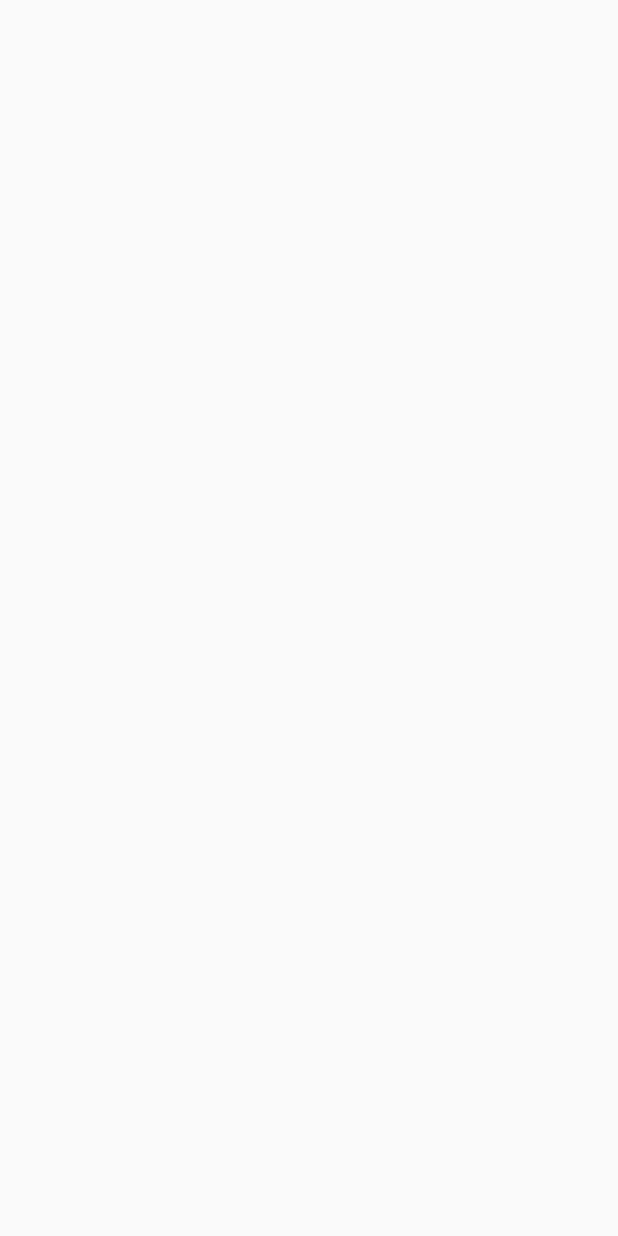
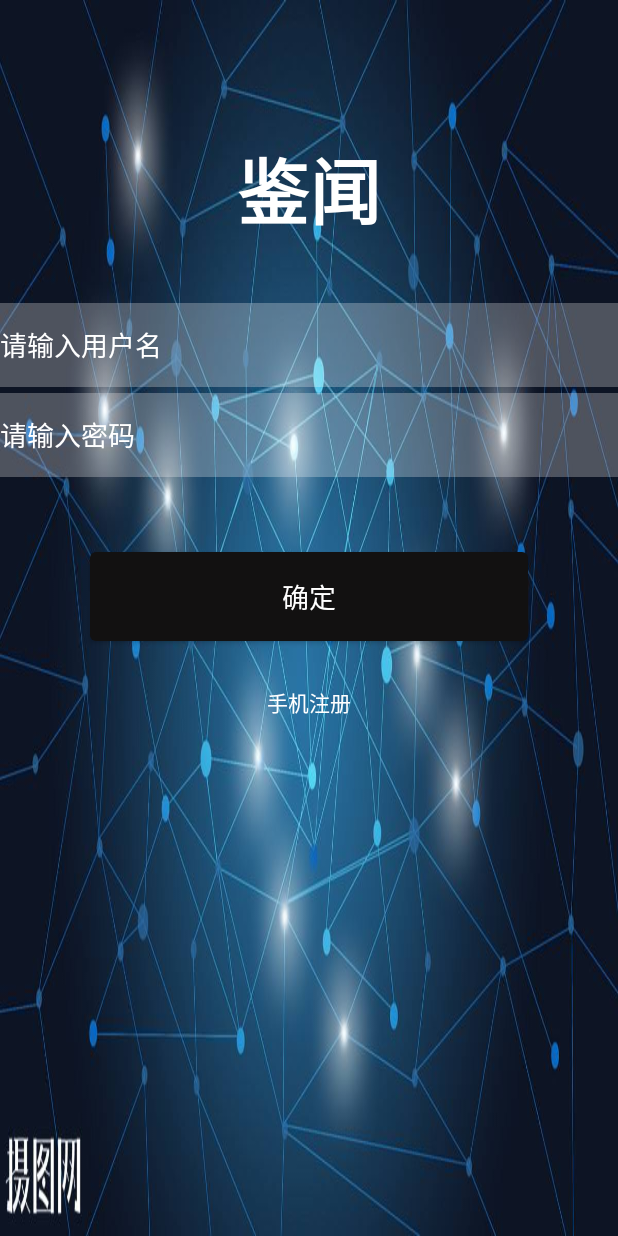
Before and after one commit to Unintelligibility/RealityApp, an Android app: the screen it shows after launch (LoginActivity), on a phone screen of 412 x 824 dp. Before the commit the screen is empty. Run offline under Robolectric (Android 15) with nearby library versions, the light colour scheme and no system bars.

Commit message:
登录界面框架搭建和跳转

```diff
--- a/app/src/main/AndroidManifest.xml
+++ b/app/src/main/AndroidManifest.xml
@@ -11,7 +11,8 @@
         android:roundIcon="@mipmap/ic_launcher_round"
         android:supportsRtl="true"
         android:theme="@style/AppTheme">
-        <activity android:name=".SplashActivity"
+        <activity
+            android:name=".SplashActivity"
             android:theme="@style/AppTheme_FullScreen">
             <intent-filter>
                 <action android:name="android.intent.action.MAIN" />
@@ -20,7 +21,9 @@
             </intent-filter>
         </activity>
         <activity android:name=".MainActivity" />
-        <activity android:name=".LoginActivity"></activity>
+        <activity android:name=".LoginActivity" />
+        <activity android:name=".FirstPageActivity" />
+        <activity android:name=".RegisterActivity"></activity>
     </application>
 
 </manifest>
--- /dev/null
+++ b/app/src/main/java/com/reality/realityapp/FirstPageActivity.java
@@ -0,0 +1,13 @@
+package com.reality.realityapp;
+
+import android.support.v7.app.AppCompatActivity;
+import android.os.Bundle;
+
+public class FirstPageActivity extends AppCompatActivity {
+
+    @Override
+    protected void onCreate(Bundle savedInstanceState) {
+        super.onCreate(savedInstanceState);
+        setContentView(R.layout.activity_first_page);
+    }
+}
--- a/app/src/main/java/com/reality/realityapp/LoginActivity.java
+++ b/app/src/main/java/com/reality/realityapp/LoginActivity.java
@@ -1,13 +1,62 @@
 package com.reality.realityapp;
 
+import android.content.Intent;
 import android.support.v7.app.AppCompatActivity;
 import android.os.Bundle;
+import android.view.View;
+import android.widget.Button;
+import android.widget.EditText;
+import android.widget.TextView;
 
 public class LoginActivity extends AppCompatActivity {
+
+    private EditText usernameEdt;
+    private EditText passwordEdt;
+    private Button loginBtn;
+    private TextView registerTv;
 
     @Override
     protected void onCreate(Bundle savedInstanceState) {
         super.onCreate(savedInstanceState);
         setContentView(R.layout.activity_login);
+
+        initView();
+        initEvent();
+
+    }
+
+    private void initView() {
+        usernameEdt = (EditText) findViewById(R.id.id_edt_username);
+        passwordEdt = (EditText) findViewById(R.id.id_edt_password);
+        loginBtn = (Button) findViewById(R.id.id_btn_login);
+        registerTv = (TextView) findViewById(R.id.id_tv_register);
+    }
+
+    private void initEvent() {
+        loginBtn.setOnClickListener(new View.OnClickListener() {
+            @Override
+            public void onClick(View v) {
+                // TODO 检测登录是否成功
+                toFirstPageActivity();
+            }
+        });
+
+        registerTv.setOnClickListener(new View.OnClickListener() {
+            @Override
+            public void onClick(View v) {
+                toRegisterActivity();
+            }
+        });
+    }
+
+    private void toFirstPageActivity() {
+        Intent intent = new Intent(this,FirstPageActivity.class);
+        startActivity(intent);
+        finish();
+    }
+
+    private void toRegisterActivity() {
+        Intent intent = new Intent(this,RegisterActivity.class);
+        startActivity(intent);
     }
 }
--- /dev/null
+++ b/app/src/main/java/com/reality/realityapp/RegisterActivity.java
@@ -0,0 +1,13 @@
+package com.reality.realityapp;
+
+import android.support.v7.app.AppCompatActivity;
+import android.os.Bundle;
+
+public class RegisterActivity extends AppCompatActivity {
+
+    @Override
+    protected void onCreate(Bundle savedInstanceState) {
+        super.onCreate(savedInstanceState);
+        setContentView(R.layout.activity_register);
+    }
+}
--- /dev/null
+++ b/app/src/main/res/drawable/btn_bg_black.xml
@@ -0,0 +1,16 @@
+<?xml version="1.0" encoding="utf-8"?>
+<selector xmlns:android="http://schemas.android.com/apk/res/android">
+    <item android:state_pressed="true">
+        <shape>
+            <solid android:color="@color/orange"></solid>
+            <corners android:radius="4dp"></corners>
+        </shape>
+    </item>
+
+    <item>
+        <shape>
+            <solid android:color="@color/black"></solid>
+            <corners android:radius="4dp"></corners>
+        </shape>
+    </item>
+</selector>
--- /dev/null
+++ b/app/src/main/res/layout/activity_first_page.xml
@@ -0,0 +1,9 @@
+<?xml version="1.0" encoding="utf-8"?>
+<android.support.constraint.ConstraintLayout xmlns:android="http://schemas.android.com/apk/res/android"
+    xmlns:app="http://schemas.android.com/apk/res-auto"
+    xmlns:tools="http://schemas.android.com/tools"
+    android:layout_width="match_parent"
+    android:layout_height="match_parent"
+    tools:context="com.reality.realityapp.FirstPageActivity">
+
+</android.support.constraint.ConstraintLayout>
--- a/app/src/main/res/layout/activity_login.xml
+++ b/app/src/main/res/layout/activity_login.xml
@@ -1,9 +1,66 @@
 <?xml version="1.0" encoding="utf-8"?>
-<android.support.constraint.ConstraintLayout xmlns:android="http://schemas.android.com/apk/res/android"
-    xmlns:app="http://schemas.android.com/apk/res-auto"
+<RelativeLayout xmlns:android="http://schemas.android.com/apk/res/android"
     xmlns:tools="http://schemas.android.com/tools"
     android:layout_width="match_parent"
     android:layout_height="match_parent"
+    android:background="@drawable/bg_example"
     tools:context="com.reality.realityapp.LoginActivity">
 
-</android.support.constraint.ConstraintLayout>
+    <TextView
+        android:id="@+id/id_tv_title"
+        android:layout_width="wrap_content"
+        android:layout_height="wrap_content"
+        android:layout_centerHorizontal="true"
+        android:text="鉴闻"
+        android:textColor="@color/white"
+        android:textSize="48dp"
+        android:textStyle="bold"
+        android:layout_marginTop="90dp"/>
+
+    <EditText
+        android:id="@+id/id_edt_username"
+        android:layout_width="match_parent"
+        android:layout_height="56dp"
+        android:layout_below="@+id/id_tv_title"
+        android:layout_marginTop="40dp"
+        android:background="@color/login_text_bg"
+        android:hint="@string/login_name_hint"
+        android:inputType="text"
+        android:textColorHint="@color/white"
+        android:textColor="@color/white"/>
+
+    <EditText
+        android:id="@+id/id_edt_password"
+        android:layout_width="match_parent"
+        android:layout_height="56dp"
+        android:layout_below="@+id/id_edt_username"
+        android:layout_marginTop="4dp"
+        android:background="@color/login_text_bg"
+        android:hint="@string/login_password_hint"
+        android:inputType="textWebPassword"
+        android:textColorHint="@color/white"
+        android:textColor="@color/white"/>
+
+    <Button
+        android:id="@+id/id_btn_login"
+        android:layout_width="match_parent"
+        android:layout_height="wrap_content"
+        android:layout_below="@+id/id_edt_password"
+        android:layout_marginLeft="60dp"
+        android:layout_marginRight="60dp"
+        android:layout_marginTop="50dp"
+        android:text="@string/login_submit"
+        style="@style/Button_Large_Black"
+        />
+
+    <TextView
+        android:id="@+id/id_tv_register"
+        android:layout_width="wrap_content"
+        android:layout_height="wrap_content"
+        android:layout_below="@+id/id_btn_login"
+        android:layout_centerHorizontal="true"
+        android:text="手机注册"
+        android:textColor="@color/white"
+        android:layout_marginTop="30dp"/>
+
+</RelativeLayout>
--- /dev/null
+++ b/app/src/main/res/layout/activity_register.xml
@@ -0,0 +1,9 @@
+<?xml version="1.0" encoding="utf-8"?>
+<android.support.constraint.ConstraintLayout xmlns:android="http://schemas.android.com/apk/res/android"
+    xmlns:app="http://schemas.android.com/apk/res-auto"
+    xmlns:tools="http://schemas.android.com/tools"
+    android:layout_width="match_parent"
+    android:layout_height="match_parent"
+    tools:context="com.reality.realityapp.RegisterActivity">
+
+</android.support.constraint.ConstraintLayout>
--- a/app/src/main/res/layout/activity_splash.xml
+++ b/app/src/main/res/layout/activity_splash.xml
@@ -15,7 +15,7 @@
             android:layout_width="match_parent"
             android:layout_height="0dp"
             android:layout_weight="1"
-            android:background="@drawable/example_start"></View>
+            android:background="@drawable/start_example"></View>
 
         <!--这个ImageView用来放置附属的解说图片，比如我们的谣言分析系统logo，视情况可以去除-->
         <ImageView
@@ -37,7 +37,7 @@
         android:paddingBottom="4dp"
         android:paddingLeft="12dp"
         android:paddingRight="12dp"
-        android:textColor="#FFFFFF"
+        android:textColor="@color/white"
         android:textSize="14dp"
         android:background="@drawable/btn_bg_skip"
         />
--- a/app/src/main/res/values/colors.xml
+++ b/app/src/main/res/values/colors.xml
@@ -3,4 +3,8 @@
     <color name="colorPrimary">#3F51B5</color>
     <color name="colorPrimaryDark">#303F9F</color>
     <color name="colorAccent">#FF4081</color>
+    <color name="white">#FFFFFF</color>
+    <color name="orange">#f15608</color>
+    <color name="login_text_bg">#44ffffff</color>
+    <color name="black">#121111</color>
 </resources>
--- a/app/src/main/res/values/strings.xml
+++ b/app/src/main/res/values/strings.xml
@@ -1,3 +1,6 @@
 <resources>
     <string name="app_name">RealityApp</string>
+    <string name="login_name_hint">请输入用户名</string>
+    <string name="login_password_hint">请输入密码</string>
+    <string name="login_submit">确定</string>
 </resources>
--- a/app/src/main/res/values/styles.xml
+++ b/app/src/main/res/values/styles.xml
@@ -12,4 +12,12 @@
         <item name="android:windowFullscreen">true</item>
     </style>
 
+    <style name="Button_Large_Black" parent="Widget.AppCompat.Button">
+        <item name="android:background">@drawable/btn_bg_black</item>
+        <item name="android:textColor">@color/white</item>
+        <item name="android:textSize">18dp</item>
+        <item name="android:paddingTop">16dp</item>
+        <item name="android:paddingBottom">16dp</item>
+    </style>
+
 </resources>
```
Also changed, not shown: app/src/main/res/drawable/bg_example.jpg (added), app/src/main/res/drawable/start_example.jpg (renamed from app/src/main/res/drawable/example_start.jpg).
